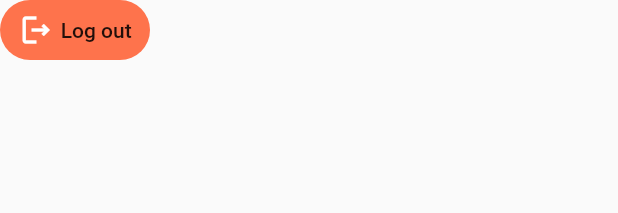
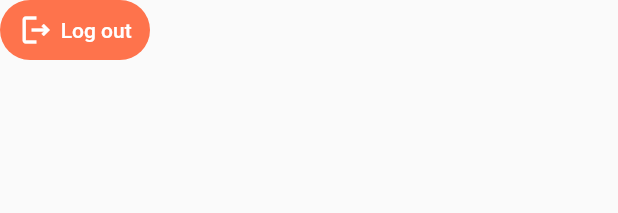
Before and after one commit to andpall/flutter-module-app, a Flutter app: the _ExitButton widget shown alone on an empty page, opened directly, on a phone screen of 412 x 824 dp. Shown: the top 213 px of the screen. Run offline on Flutter 3.47's test engine with Material 2 defaults, Android fonts, the phone set to English and light mode, and no system bars; our stand-ins replace cloud_firestore, firebase_auth, firebase_core, google_sign_in, shared_preferences; accounts and stored records are empty; generated files the repository leaves out were written again.

Commit message:
Refactor with fix drawer

```diff
--- a/lib/core/navigator/drawer/drawer.dart
+++ b/lib/core/navigator/drawer/drawer.dart
@@ -159,14 +159,14 @@ class _ExitButton extends StatelessWidget {
         onPressed: onPress,
         child: Row(
           mainAxisAlignment: MainAxisAlignment.spaceEvenly,
-          children: [
+          children: const [
             Icon(
               Icons.logout_outlined,
-              color: Theme.of(context).colorScheme.onBackground,
+              color: AppColors.whiteColor,
             ),
             Text(
               "Log out",
-              style: Theme.of(context).textTheme.bodyLarge,
+              style: TextStyle(color: AppColors.whiteColor),
             ),
           ],
         ),
```
Also changed, not shown: lib/core/stateProviders/profile.dart (+9 -12 lines).
